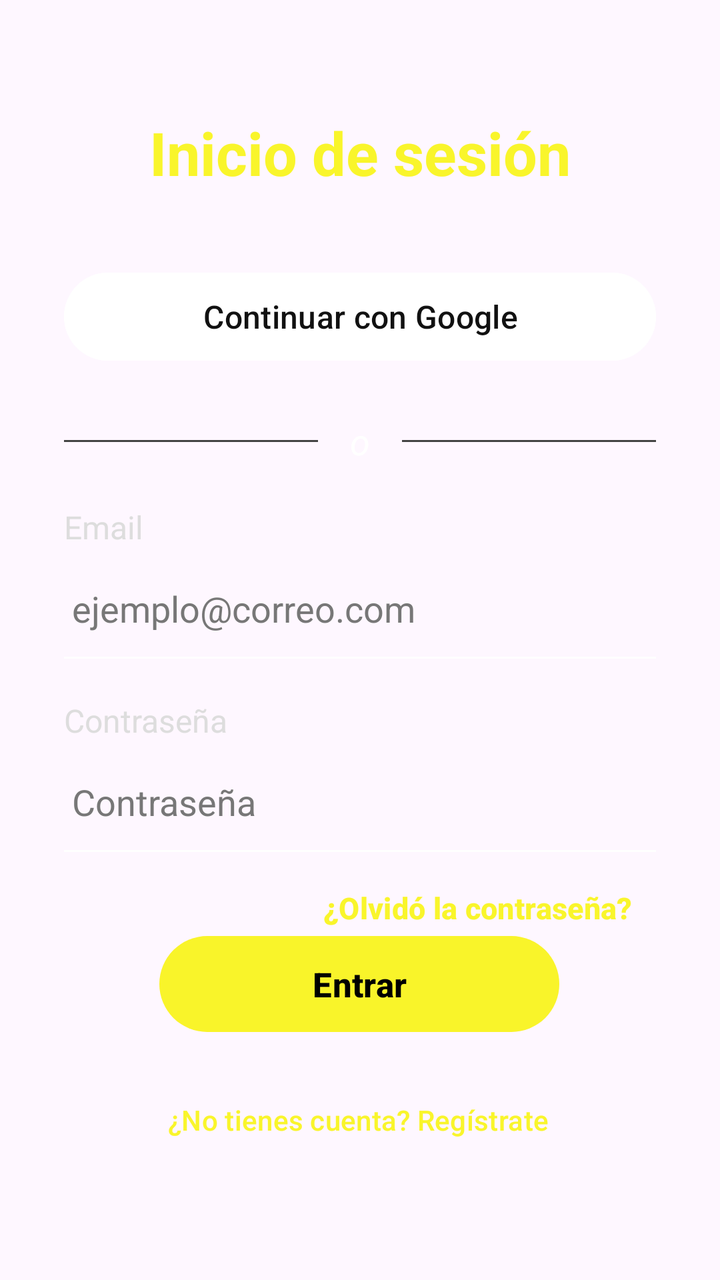
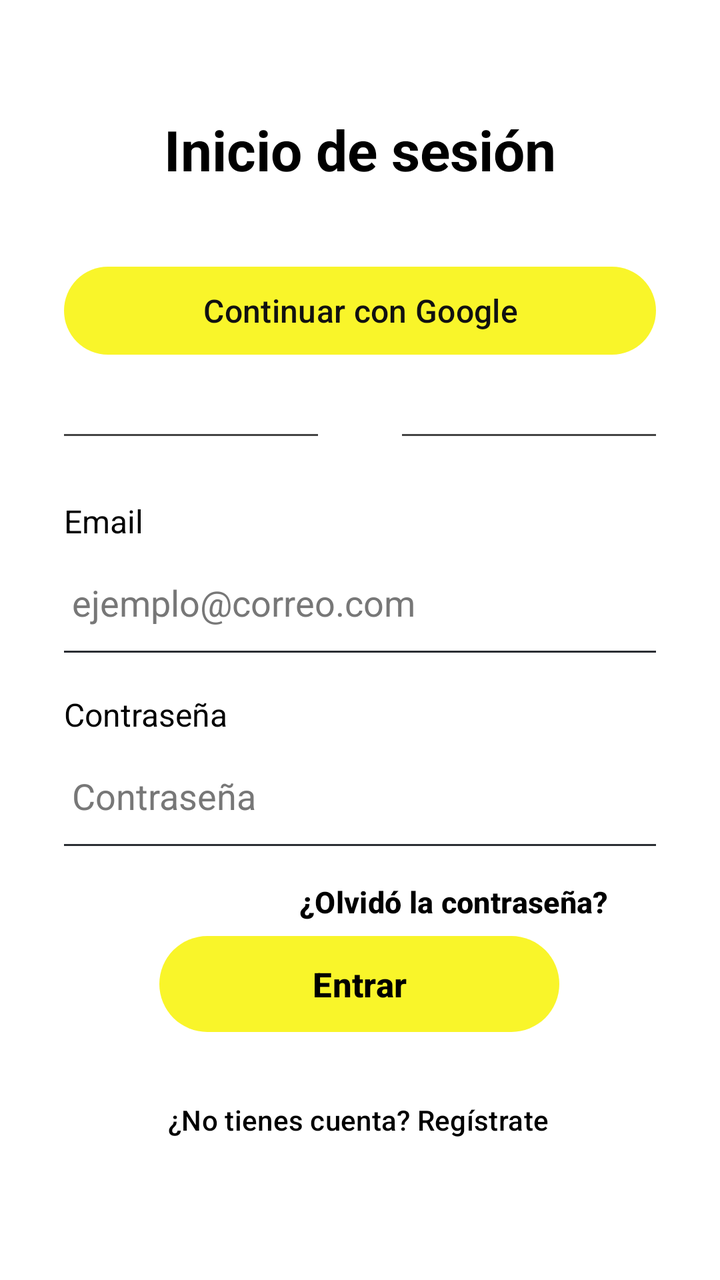

Before-and-after screenshots of an Android layout around one commit, followed by the original layout XML and the change that was made.
<!-- AndroidManifest.xml: application theme Theme.ProyeIoT -->
<!-- res/layout/activity_main.xml -->
<?xml version="1.0" encoding="utf-8"?>
<androidx.constraintlayout.widget.ConstraintLayout xmlns:android="http://schemas.android.com/apk/res/android"
    xmlns:app="http://schemas.android.com/apk/res-auto"
    android:id="@+id/main"
    android:layout_width="match_parent"
    android:layout_height="match_parent">

    
    <androidx.constraintlayout.widget.Guideline
        android:id="@+id/glStart"
        android:layout_width="wrap_content"
        android:layout_height="wrap_content"
        android:orientation="vertical"
        app:layout_constraintGuide_begin="32dp" />

    <androidx.constraintlayout.widget.Guideline
        android:id="@+id/glEnd"
        android:layout_width="wrap_content"
        android:layout_height="wrap_content"
        android:orientation="vertical"
        app:layout_constraintGuide_end="32dp" />

    
    <TextView
        android:id="@+id/tvTitulo"
        android:layout_width="0dp"
        android:layout_height="wrap_content"
        android:layout_marginTop="56dp"
        android:fontFamily="sans-serif"
        android:gravity="center"
        android:text="Inicio de sesión"
        android:textColor="#D6F8F402"
        android:textSize="30sp"
        android:textStyle="bold"
        app:layout_constraintEnd_toEndOf="@id/glEnd"
        app:layout_constraintStart_toStartOf="@id/glStart"
        app:layout_constraintTop_toTopOf="parent" />

    
    <com.google.android.material.button.MaterialButton
        android:id="@+id/btnRegister2"
        android:layout_width="0dp"
        android:layout_height="52dp"
        android:layout_marginTop="36dp"
        android:backgroundTint="#FFFFFF"
        android:text="Continuar con Google"
        android:textAllCaps="false"
        android:textColor="#111111"
        android:textSize="16sp"
        app:cornerRadius="26dp"
        app:iconGravity="textStart"
        app:iconPadding="12dp"
        app:iconTint="@null"
        app:layout_constraintEnd_toEndOf="@id/glEnd"
        app:layout_constraintStart_toStartOf="@id/glStart"
        app:layout_constraintTop_toBottomOf="@id/tvTitulo" />

    
    <TextView
        android:id="@+id/tvO"
        android:layout_width="wrap_content"
        android:layout_height="wrap_content"
        android:layout_marginTop="24dp"
        android:fontFamily="sans-serif"
        android:text="o"
        android:textColor="#FFFFFF"
        android:textSize="18sp"
        android:textStyle="italic"
        app:layout_constraintEnd_toEndOf="parent"
        app:layout_constraintStart_toStartOf="parent"
        app:layout_constraintTop_toBottomOf="@id/btnRegister2" />

    <View
        android:id="@+id/lineaOIzq"
        android:layout_width="0dp"
        android:layout_height="1dp"
        android:layout_marginEnd="16dp"
        android:background="#444444"
        app:layout_constraintBottom_toBottomOf="@id/tvO"
        app:layout_constraintEnd_toStartOf="@id/tvO"
        app:layout_constraintStart_toStartOf="@id/glStart"
        app:layout_constraintTop_toTopOf="@id/tvO" />

    <View
        android:id="@+id/lineaODer"
        android:layout_width="0dp"
        android:layout_height="1dp"
        android:layout_marginStart="16dp"
        android:background="#444444"
        app:layout_constraintBottom_toBottomOf="@id/tvO"
        app:layout_constraintEnd_toEndOf="@id/glEnd"
        app:layout_constraintStart_toEndOf="@id/tvO"
        app:layout_constraintTop_toTopOf="@id/tvO" />

    
    <TextView
        android:id="@+id/tvEmailLabel"
        android:layout_width="wrap_content"
        android:layout_height="wrap_content"
        android:layout_marginTop="20dp"
        android:text="Email"
        android:textColor="#DDDDDD"
        android:textSize="16sp"
        app:layout_constraintStart_toStartOf="@id/glStart"
        app:layout_constraintTop_toBottomOf="@id/tvO" />

    <EditText
        android:id="@+id/etEmail"
        android:layout_width="0dp"
        android:layout_height="48dp"
        android:layout_marginTop="6dp"
        android:background="@android:color/transparent"
        android:hint="ejemplo@correo.com"
        android:inputType="textEmailAddress"
        android:paddingHorizontal="4dp"
        android:textColor="#FFFFFF"
        android:textColorHint="#777777"
        app:layout_constraintEnd_toEndOf="@id/glEnd"
        app:layout_constraintStart_toStartOf="@id/glStart"
        app:layout_constraintTop_toBottomOf="@id/tvEmailLabel" />

    <View
        android:id="@+id/lineaEmail"
        android:layout_width="0dp"
        android:layout_height="1dp"
        android:background="#FFFFFF"
        app:layout_constraintEnd_toEndOf="@id/glEnd"
        app:layout_constraintStart_toStartOf="@id/glStart"
        app:layout_constraintTop_toBottomOf="@id/etEmail" />

    
    <TextView
        android:id="@+id/tvPasswordLabel"
        android:layout_width="wrap_content"
        android:layout_height="wrap_content"
        android:layout_marginTop="20dp"
        android:text="Contraseña"
        android:textColor="#DDDDDD"
        android:textSize="16sp"
        app:layout_constraintStart_toStartOf="@id/glStart"
        app:layout_constraintTop_toBottomOf="@id/lineaEmail" />

    <EditText
        android:id="@+id/etPassword"
        android:layout_width="0dp"
        android:layout_height="48dp"
        android:layout_marginTop="6dp"
        android:background="@android:color/transparent"
        android:hint="Contraseña"
        android:inputType="textPassword"
        android:paddingStart="4dp"
        android:paddingEnd="48dp"
        android:textColor="#FFFFFF"
        android:textColorHint="#777777"
        app:layout_constraintEnd_toEndOf="@id/glEnd"
        app:layout_constraintStart_toStartOf="@id/glStart"
        app:layout_constraintTop_toBottomOf="@id/tvPasswordLabel" />

    <ImageView
        android:id="@+id/btnTogglePassword"
        android:layout_width="24dp"
        android:layout_height="24dp"
        android:layout_marginEnd="4dp"
        android:background="?attr/selectableItemBackgroundBorderless"
        app:layout_constraintBottom_toBottomOf="@id/etPassword"
        app:layout_constraintEnd_toEndOf="@id/etPassword"
        app:layout_constraintTop_toTopOf="@id/etPassword"
        app:tint="#CCCCCC" />

    <View
        android:id="@+id/lineaPassword"
        android:layout_width="0dp"
        android:layout_height="1dp"
        android:background="#FFFFFF"
        app:layout_constraintEnd_toEndOf="@id/glEnd"
        app:layout_constraintStart_toStartOf="@id/glStart"
        app:layout_constraintTop_toBottomOf="@id/etPassword" />

    
    <Button
        android:id="@+id/btnRecu"
        style="?attr/borderlessButtonStyle"
        android:layout_width="wrap_content"
        android:layout_height="wrap_content"
        android:layout_marginTop="4dp"
        android:text="¿Olvidó la contraseña?"
        android:textAllCaps="false"
        android:textColor="#D6F8F402"
        android:textSize="15sp"
        android:textStyle="bold"
        app:layout_constraintEnd_toEndOf="@id/glEnd"
        app:layout_constraintTop_toBottomOf="@id/lineaPassword" />

    

    <com.google.android.material.button.MaterialButton
        android:id="@+id/btnLogin"
        style="@style/boton_1"
        android:layout_width="200dp"
        android:layout_height="56dp"
        android:layout_marginBottom="16dp"
        android:text="Entrar"
        android:textAllCaps="false"
        android:textSize="17sp"
        android:textStyle="bold"
        app:cornerRadius="28dp"
        app:layout_constraintBottom_toTopOf="@id/btnGoRegister"
        app:layout_constraintEnd_toEndOf="parent"
        app:layout_constraintHorizontal_bias="0.497"
        app:layout_constraintStart_toStartOf="parent" />

    <Button
        android:id="@+id/btnGoRegister"
        style="?attr/borderlessButtonStyle"
        android:layout_width="wrap_content"
        android:layout_height="wrap_content"
        android:layout_marginBottom="56dp"
        android:text="¿No tienes cuenta? Regístrate"
        android:textAllCaps="false"
        android:textColor="#D6F8F402"
        app:layout_constraintBottom_toBottomOf="parent"
        app:layout_constraintEnd_toEndOf="parent"
        app:layout_constraintHorizontal_bias="0.494"
        app:layout_constraintStart_toStartOf="parent" />

</androidx.constraintlayout.widget.ConstraintLayout>
<!-- resources referenced by this layout -->
<resources>
  <style name="boton_1" parent="Widget.Material3.Button">
          <item name="backgroundTint">@color/boton_fondo</item>
          <item name="android:textColor">@color/boton_texto</item>
      </style>
  <style name="Theme.ProyeIoT" parent="Base.Theme.ProyeIoT" />
  <color name="boton_fondo">@color/color_main</color>
  <color name="boton_texto">@color/color_negro</color>
  <style name="Base.Theme.ProyeIoT" parent="Theme.Material3.DayNight.NoActionBar">
          <item name="materialButtonStyle">@style/Widget.ProyeIoT.Button</item>
      </style>
  <color name="color_main">#D6F8F402</color>
  <color name="color_negro">#000000</color>
  <style name="Widget.ProyeIoT.Button" parent="Widget.Material3.Button">
          <item name="backgroundTint">@color/boton_fondo</item>
          <item name="android:textColor">@color/color_blanco</item>
          <item name="color">@color/color_negro</item>
      </style>
  <color name="color_blanco">#FFFFFF</color>
</resources>

<!-- the commit's change to res/layout/activity_main.xml (unified diff, before → after) -->
@@ -22,6 +22,7 @@
 
     
     <TextView
+        style="@style/titulo"
         android:id="@+id/tvTitulo"
         android:layout_width="0dp"
         android:layout_height="wrap_content"
@@ -29,9 +30,6 @@
         android:fontFamily="sans-serif"
         android:gravity="center"
         android:text="Inicio de sesión"
-        android:textColor="#D6F8F402"
-        android:textSize="30sp"
-        android:textStyle="bold"
         app:layout_constraintEnd_toEndOf="@id/glEnd"
         app:layout_constraintStart_toStartOf="@id/glStart"
         app:layout_constraintTop_toTopOf="parent" />
@@ -42,7 +40,6 @@
         android:layout_width="0dp"
         android:layout_height="52dp"
         android:layout_marginTop="36dp"
-        android:backgroundTint="#FFFFFF"
         android:text="Continuar con Google"
         android:textAllCaps="false"
         android:textColor="#111111"
@@ -94,13 +91,12 @@
 
     
     <TextView
+        style="@style/texto"
         android:id="@+id/tvEmailLabel"
         android:layout_width="wrap_content"
         android:layout_height="wrap_content"
         android:layout_marginTop="20dp"
         android:text="Email"
-        android:textColor="#DDDDDD"
-        android:textSize="16sp"
         app:layout_constraintStart_toStartOf="@id/glStart"
         app:layout_constraintTop_toBottomOf="@id/tvO" />
 
@@ -123,20 +119,19 @@
         android:id="@+id/lineaEmail"
         android:layout_width="0dp"
         android:layout_height="1dp"
-        android:background="#FFFFFF"
+        android:background="@color/fondo_3"
         app:layout_constraintEnd_toEndOf="@id/glEnd"
         app:layout_constraintStart_toStartOf="@id/glStart"
         app:layout_constraintTop_toBottomOf="@id/etEmail" />
 
     
     <TextView
+        style="@style/texto"
         android:id="@+id/tvPasswordLabel"
         android:layout_width="wrap_content"
         android:layout_height="wrap_content"
         android:layout_marginTop="20dp"
         android:text="Contraseña"
-        android:textColor="#DDDDDD"
-        android:textSize="16sp"
         app:layout_constraintStart_toStartOf="@id/glStart"
         app:layout_constraintTop_toBottomOf="@id/lineaEmail" />
 
@@ -171,7 +166,7 @@
         android:id="@+id/lineaPassword"
         android:layout_width="0dp"
         android:layout_height="1dp"
-        android:background="#FFFFFF"
+        android:background="@color/fondo_3"
         app:layout_constraintEnd_toEndOf="@id/glEnd"
         app:layout_constraintStart_toStartOf="@id/glStart"
         app:layout_constraintTop_toBottomOf="@id/etPassword" />
@@ -179,13 +174,12 @@
     
     <Button
         android:id="@+id/btnRecu"
-        style="?attr/borderlessButtonStyle"
+        style="@style/boton_2"
         android:layout_width="wrap_content"
         android:layout_height="wrap_content"
         android:layout_marginTop="4dp"
         android:text="¿Olvidó la contraseña?"
         android:textAllCaps="false"
-        android:textColor="#D6F8F402"
         android:textSize="15sp"
         android:textStyle="bold"
         app:layout_constraintEnd_toEndOf="@id/glEnd"
@@ -211,13 +205,12 @@
 
     <Button
         android:id="@+id/btnGoRegister"
-        style="?attr/borderlessButtonStyle"
+        style="@style/boton_2"
         android:layout_width="wrap_content"
         android:layout_height="wrap_content"
         android:layout_marginBottom="56dp"
         android:text="¿No tienes cuenta? Regístrate"
         android:textAllCaps="false"
-        android:textColor="#D6F8F402"
         app:layout_constraintBottom_toBottomOf="parent"
         app:layout_constraintEnd_toEndOf="parent"
         app:layout_constraintHorizontal_bias="0.494"
<!-- resource entries referenced after the edit -->
@@ -1,17 +1,36 @@
 <!-- resources referenced by this layout -->
 <resources>
+  <color name="fondo_3">#2B2E33</color>
   <style name="boton_1" parent="Widget.Material3.Button">
           <item name="backgroundTint">@color/boton_fondo</item>
           <item name="android:textColor">@color/boton_texto</item>
       </style>
-  <style name="Theme.ProyeIoT" parent="Base.Theme.ProyeIoT" />
+  <style name="boton_2">
+          <item name="backgroundTint">@color/fondo_1</item>
+          <item name="android:textColor">@color/color_negro</item>
+      </style>
+  <style name="texto">
+          <item name="android:textColor">@color/texto_1</item>
+          <item name="android:textSize">16sp</item>
+      </style>
+  <style name="titulo">
+          <item name="android:textColor">@color/texto_1</item>
+          <item name="android:textSize">28sp</item>
+          <item name="android:textStyle">bold</item>
+      </style>
+  <style name="Theme.ProyeIoT" parent="Base.Theme.ProyeIoT">
+          <item name="android:colorBackground">@color/fondo_1</item>
+          <item name="android:windowBackground">@color/fondo_1</item>
+      </style>
   <color name="boton_fondo">@color/color_main</color>
   <color name="boton_texto">@color/color_negro</color>
+  <color name="fondo_1">#FFFFFFFF</color>
   <style name="Base.Theme.ProyeIoT" parent="Theme.Material3.DayNight.NoActionBar">
           <item name="materialButtonStyle">@style/Widget.ProyeIoT.Button</item>
       </style>
   <color name="color_main">#D6F8F402</color>
   <color name="color_negro">#000000</color>
+  <color name="texto_1">#000000</color>
   <style name="Widget.ProyeIoT.Button" parent="Widget.Material3.Button">
           <item name="backgroundTint">@color/boton_fondo</item>
           <item name="android:textColor">@color/color_blanco</item>
